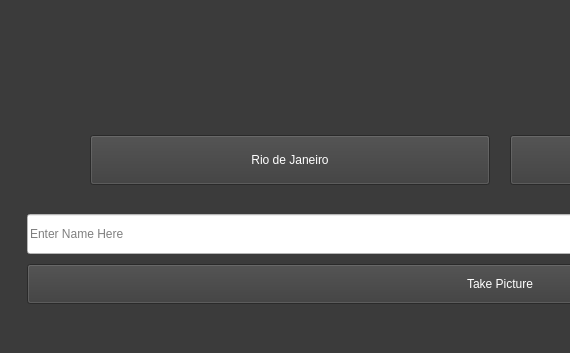
The window that Form/main_window.ui (joelmakes/FilterMe) describes before a commit, drawn with Qt 5; both pictures show x 0 to 570 and y 547 to 900 of the 1000 by 900 pixel window.
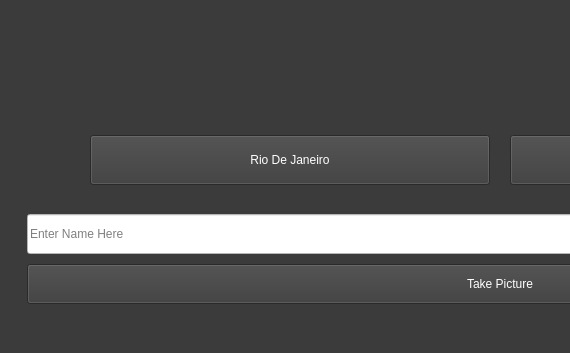
The same window after the commit.

Commit message: Changed rio de janiero rext to Rio De Janiero

Diff of the .ui file:
```diff
--- a/Form/main_window.ui
+++ b/Form/main_window.ui
@@ -170,7 +170,7 @@
                    </size>
                   </property>
                   <property name="text">
-                   <string>Rio de Janeiro</string>
+                   <string>Rio De Janeiro</string>
                   </property>
                  </widget>
                 </item>
```
